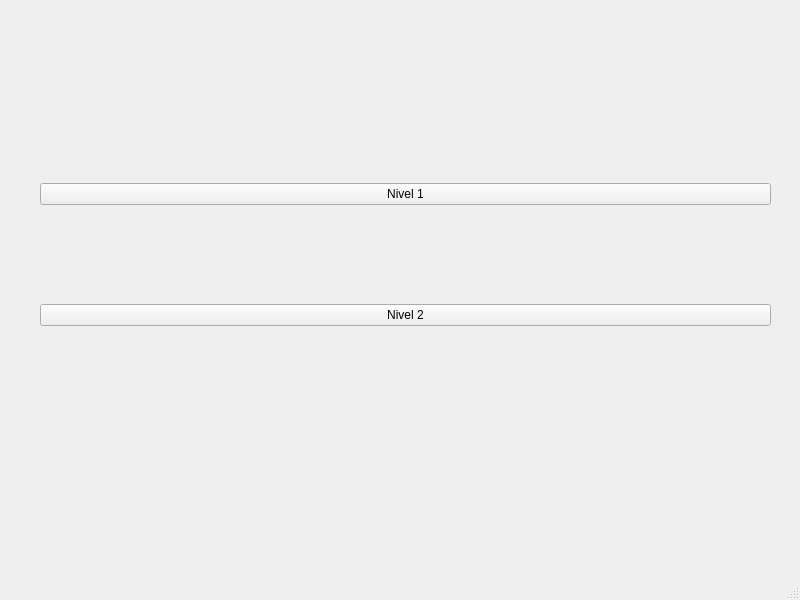
Andrsito-bit/Proyecto_Final, file mainwindow.ui: the form before one commit.
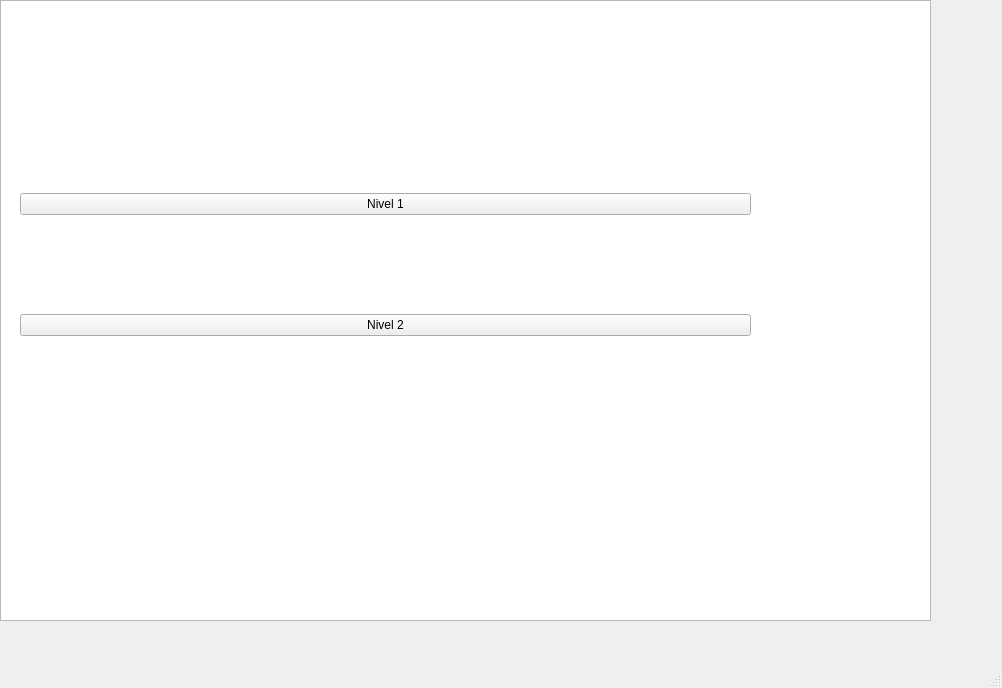
The form after the commit.

```diff
--- a/mainwindow.ui
+++ b/mainwindow.ui
@@ -6,8 +6,8 @@
    <rect>
     <x>0</x>
     <y>0</y>
-    <width>800</width>
-    <height>600</height>
+    <width>1002</width>
+    <height>688</height>
    </rect>
   </property>
   <property name="windowTitle">
@@ -17,8 +17,8 @@
    <widget class="QWidget" name="verticalLayoutWidget">
     <property name="geometry">
      <rect>
-      <x>40</x>
-      <y>90</y>
+      <x>20</x>
+      <y>100</y>
       <width>731</width>
       <height>331</height>
      </rect>
@@ -40,6 +40,18 @@
      </item>
     </layout>
    </widget>
+   <widget class="QGraphicsView" name="graphicsView">
+    <property name="geometry">
+     <rect>
+      <x>0</x>
+      <y>0</y>
+      <width>931</width>
+      <height>621</height>
+     </rect>
+    </property>
+   </widget>
+   <zorder>graphicsView</zorder>
+   <zorder>verticalLayoutWidget</zorder>
   </widget>
   <widget class="QMenuBar" name="menubar">
    <property name="geometry">
```
Left out of the diff: 2 changed lines with no effect on the pictures.
